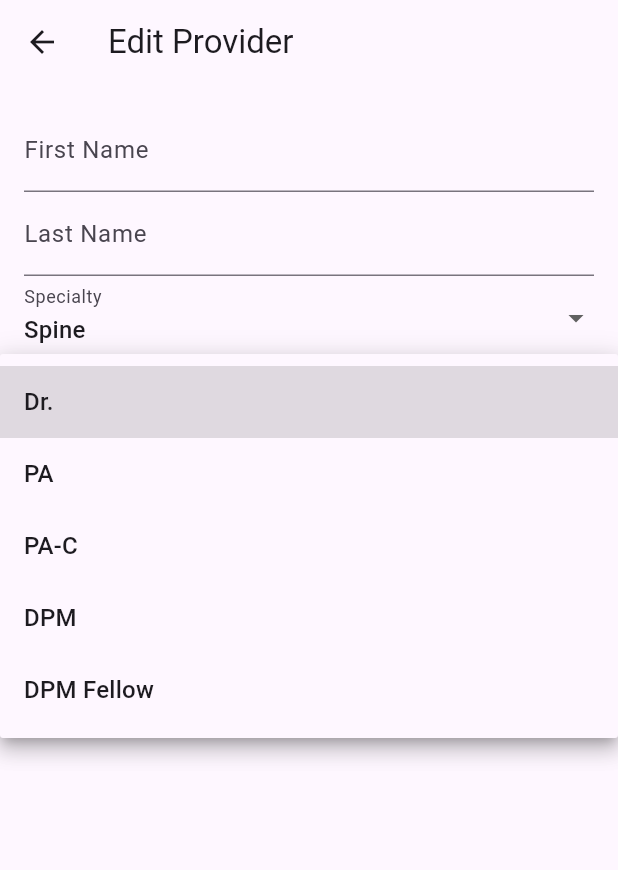
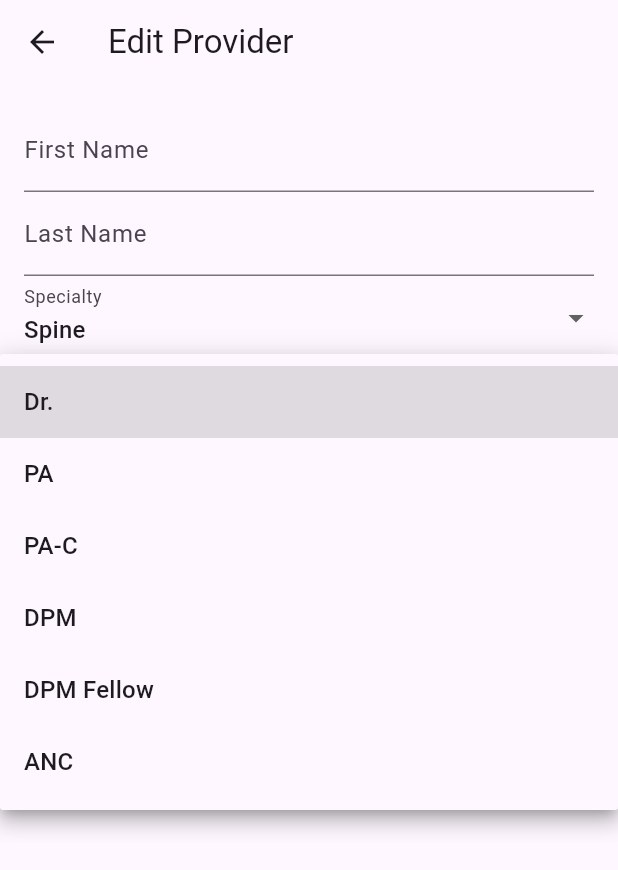
Before and after one commit to KCUkeka/waitingboard, a Flutter app: the EditProviderPage screen opened directly with empty values, after a tap on "Spine", after a tap on "Dr.", on a phone screen of 412 x 824 dp. Shown: the top 870 px of the screen. Run offline on Flutter 3.47's test engine with Material 3 defaults, Android fonts, the light colour scheme and no system bars; our stand-ins replace shared_preferences; accounts and stored records are empty; network calls fail.

Commit message:
Added ANC as title

```diff
--- a/lib/screens/admin/add_provider_page.dart
+++ b/lib/screens/admin/add_provider_page.dart
@@ -43,6 +43,7 @@ class _AddProviderPageState extends State<AddProviderPage> {
     'PA-C',
     'DPM',
     'DPM Fellow',
+    'ANC',
   ];
 
   // List to hold locations fetched from MySQL
--- a/lib/screens/admin/edit_provider_page.dart
+++ b/lib/screens/admin/edit_provider_page.dart
@@ -39,7 +39,7 @@ class _EditProviderPageState extends State<EditProviderPage> {
     'ANC',
   ];
 
-  final List<String> titles = ['Dr.', 'PA', 'PA-C', 'DPM', 'DPM Fellow'];
+  final List<String> titles = ['Dr.', 'PA', 'PA-C', 'DPM', 'DPM Fellow', 'ANC'];
 
   @override
   void initState() {
```
